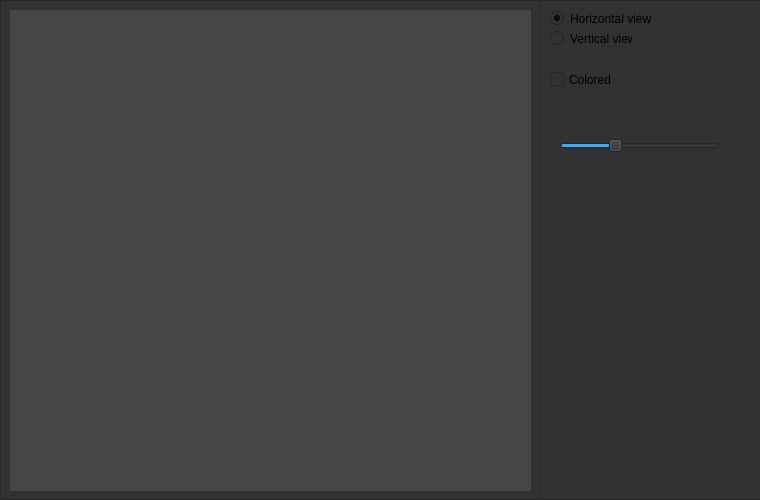
Above: src/widgetApp/GraphDialog.ui from Projekt-zespolowy-TIU/DesignYourNetwork before the change. Below: the same form after it.
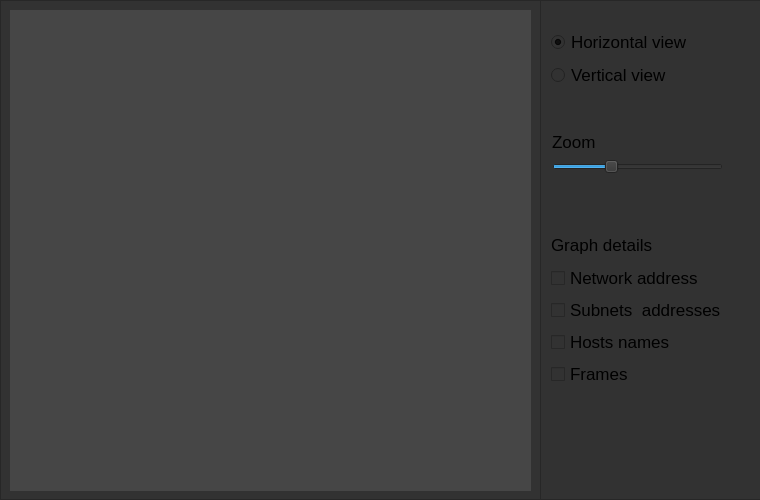
That is the form after the change. Icons and pictures are not drawn.

Commit message: extended graph options, fixed report dialog

Diff of the .ui file:
```diff
--- a/src/widgetApp/GraphDialog.ui
+++ b/src/widgetApp/GraphDialog.ui
@@ -98,27 +98,22 @@
    <property name="frameShadow">
     <enum>QFrame::Raised</enum>
    </property>
-   <widget class="QRadioButton" name="verticalViewButton">
+   <widget class="QWidget" name="layoutWidget">
     <property name="geometry">
      <rect>
-      <x>10</x>
-      <y>30</y>
-      <width>82</width>
-      <height>17</height>
+      <x>11</x>
+      <y>28</y>
+      <width>171</width>
+      <height>62</height>
      </rect>
     </property>
-    <property name="text">
-     <string>Vertical view</string>
-    </property>
-   </widget>
+    <layout class="QVBoxLayout" name="verticalLayout_3">
+     <item>
    <widget class="QRadioButton" name="horizontalViewButton">
-    <property name="geometry">
-     <rect>
-      <x>10</x>
-      <y>10</y>
-      <width>101</width>
-      <height>17</height>
-     </rect>
+       <property name="font">
+        <font>
+         <pointsize>13</pointsize>
+        </font>
     </property>
     <property name="text">
      <string>Horizontal view</string>
@@ -127,28 +122,121 @@
      <bool>true</bool>
     </property>
    </widget>
+     </item>
+     <item>
+      <widget class="QRadioButton" name="verticalViewButton">
+       <property name="font">
+        <font>
+         <pointsize>13</pointsize>
+        </font>
+       </property>
+       <property name="text">
+        <string>Vertical view</string>
+       </property>
+      </widget>
+     </item>
+    </layout>
+   </widget>
+   <widget class="QWidget" name="layoutWidget">
+    <property name="geometry">
+     <rect>
+      <x>11</x>
+      <y>230</y>
+      <width>173</width>
+      <height>157</height>
+     </rect>
+    </property>
+    <layout class="QVBoxLayout" name="verticalLayout_2">
+     <item>
+      <widget class="QLabel" name="label">
+       <property name="font">
+        <font>
+         <pointsize>13</pointsize>
+        </font>
+       </property>
+       <property name="text">
+        <string>Graph details</string>
+       </property>
+      </widget>
+     </item>
+     <item>
+      <layout class="QVBoxLayout" name="verticalLayout">
+       <item>
+        <widget class="QCheckBox" name="networkAddress">
+         <property name="font">
+          <font>
+           <pointsize>13</pointsize>
+          </font>
+         </property>
+         <property name="text">
+          <string>Network address</string>
+         </property>
+        </widget>
+       </item>
+       <item>
+        <widget class="QCheckBox" name="subnetAddresses">
+         <property name="font">
+          <font>
+           <pointsize>13</pointsize>
+          </font>
+         </property>
+         <property name="text">
+          <string>Subnets  addresses</string>
+         </property>
+        </widget>
+       </item>
+       <item>
+        <widget class="QCheckBox" name="hostNames">
+         <property name="font">
+          <font>
+           <pointsize>13</pointsize>
+          </font>
+         </property>
+         <property name="text">
+          <string>Hosts names</string>
+         </property>
+        </widget>
+       </item>
+       <item>
    <widget class="QCheckBox" name="coloredGraphcheckBox">
+         <property name="font">
+          <font>
+           <pointsize>13</pointsize>
+          </font>
+         </property>
+         <property name="text">
+          <string>Frames</string>
+         </property>
+        </widget>
+       </item>
+      </layout>
+     </item>
+    </layout>
+   </widget>
+   <widget class="QWidget" name="layoutWidget">
     <property name="geometry">
      <rect>
-      <x>10</x>
-      <y>70</y>
-      <width>72</width>
-      <height>19</height>
+      <x>12</x>
+      <y>130</y>
+      <width>171</width>
+      <height>44</height>
      </rect>
     </property>
+    <layout class="QVBoxLayout" name="verticalLayout_4">
+     <item>
+      <widget class="QLabel" name="label_2">
+       <property name="font">
+        <font>
+         <pointsize>13</pointsize>
+        </font>
+       </property>
     <property name="text">
-     <string>Colored</string>
-    </property>
-   </widget>
+        <string>Zoom</string>
+       </property>
+      </widget>
+     </item>
+     <item>
    <widget class="QSlider" name="scaleSlider">
-    <property name="geometry">
-     <rect>
-      <x>20</x>
-      <y>136</y>
-      <width>160</width>
-      <height>20</height>
-     </rect>
-    </property>
     <property name="minimum">
      <number>5</number>
     </property>
@@ -161,6 +249,9 @@
     <property name="orientation">
      <enum>Qt::Horizontal</enum>
     </property>
+      </widget>
+     </item>
+    </layout>
    </widget>
   </widget>
  </widget>
```
Left out of the diff: 3 changed lines with no effect on the pictures. Lines whose indentation alone changed are shown as unchanged. The commit also changes 10 other files.
